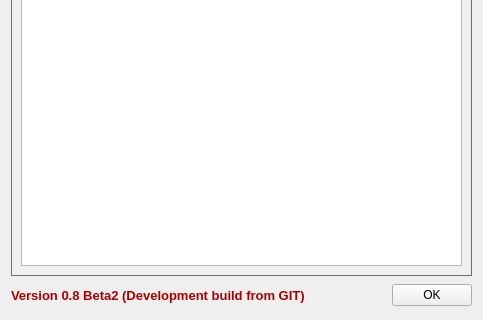
Old version of the form About_Window.ui in the repository qunying/aqemu-old; both pictures show x 0 to 483 and y 225 to 545 of the 483 by 545 pixel window.
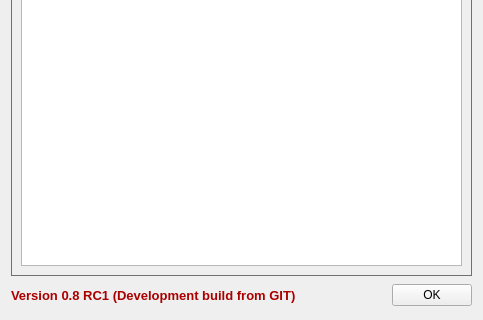
New version of the form. The open tabs and pages were chosen to show the change. Icons and pictures are not drawn.

The edit to the form file:
```diff
--- a/About_Window.ui
+++ b/About_Window.ui
@@ -518,7 +518,7 @@
 &lt;table border=&quot;0&quot; style=&quot;-qt-table-type: root; margin-top:4px; margin-bottom:4px; margin-left:4px; margin-right:4px;&quot;&gt;
 &lt;tr&gt;
 &lt;td style=&quot;border: none;&quot;&gt;
-&lt;p style=&quot; margin-top:0px; margin-bottom:0px; margin-left:0px; margin-right:0px; -qt-block-indent:0; text-indent:0px;&quot;&gt;&lt;span style=&quot; font-family:'Nimbus Sans L'; font-weight:600; color:#aa0000;&quot;&gt;Version 0.8 Beta2 (Development build from GIT)&lt;/span&gt;&lt;/p&gt;&lt;/td&gt;&lt;/tr&gt;&lt;/table&gt;&lt;/body&gt;&lt;/html&gt;</string>
+&lt;p style=&quot; margin-top:0px; margin-bottom:0px; margin-left:0px; margin-right:0px; -qt-block-indent:0; text-indent:0px;&quot;&gt;&lt;span style=&quot; font-family:'Nimbus Sans L'; font-weight:600; color:#aa0000;&quot;&gt;Version 0.8 RC1 (Development build from GIT)&lt;/span&gt;&lt;/p&gt;&lt;/td&gt;&lt;/tr&gt;&lt;/table&gt;&lt;/body&gt;&lt;/html&gt;</string>
        </property>
       </widget>
      </item>
```
Left out of the diff: 12 changed lines with no effect on the pictures.
